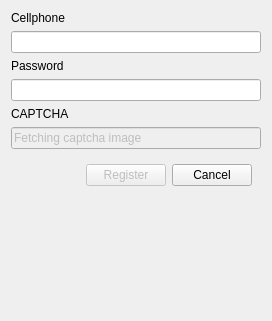
This is src/gui/dialogs/register.ui in marcbowes/mxitc as Qt 5 draws it before an edit. The edited form follows.
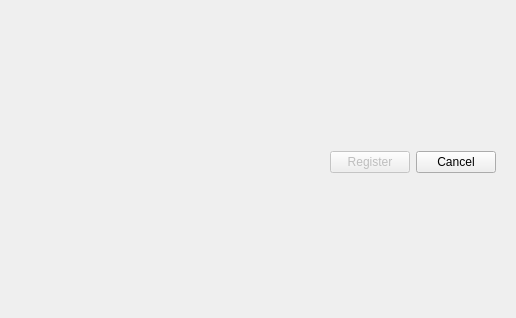
This is the edited form.

Commit message: login and registration widgets refactored and ready to hook up (login works fine, reg still to be tested)

```diff
--- a/src/gui/dialogs/register.ui
+++ b/src/gui/dialogs/register.ui
@@ -6,8 +6,8 @@
    <rect>
     <x>0</x>
     <y>0</y>
-    <width>272</width>
-    <height>321</height>
+    <width>516</width>
+    <height>318</height>
    </rect>
   </property>
   <property name="windowTitle">
@@ -15,54 +15,72 @@
   </property>
   <layout class="QVBoxLayout" name="verticalLayout_2">
    <item>
-    <widget class="QLabel" name="label">
-     <property name="text">
-      <string>Cellphone</string>
-     </property>
-    </widget>
-   </item>
+    <widget class="QWidget" name="widget_2" native="true">
+     <layout class="QHBoxLayout" name="horizontalLayout">
+      <property name="margin">
+       <number>0</number>
+      </property>
    <item>
-    <widget class="QLineEdit" name="cellphone">
-     <property name="toolTip">
-      <string>Your 10 digit cellphone number</string>
-     </property>
-    </widget>
-   </item>
-   <item>
-    <widget class="QLabel" name="label_2">
-     <property name="text">
-      <string>Password</string>
-     </property>
+       <widget class="QWidget" name="widget_3" native="true">
+        <layout class="QVBoxLayout" name="verticalLayout_4">
+         <property name="spacing">
+          <number>0</number>
+         </property>
+         <property name="margin">
+          <number>0</number>
+         </property>
+         <item>
+          <widget class="QWidget" name="loginHoldWidget" native="true">
+           <layout class="QVBoxLayout" name="verticalLayout_3"/>
     </widget>
    </item>
    <item>
-    <widget class="QLineEdit" name="password">
-     <property name="toolTip">
-      <string>The MXit password for your cellphone</string>
-     </property>
-     <property name="echoMode">
-      <enum>QLineEdit::Password</enum>
-     </property>
+          <spacer name="verticalSpacer_2">
+           <property name="orientation">
+            <enum>Qt::Vertical</enum>
+           </property>
+           <property name="sizeHint" stdset="0">
+            <size>
+             <width>20</width>
+             <height>40</height>
+            </size>
+           </property>
+          </spacer>
+         </item>
+        </layout>
     </widget>
    </item>
    <item>
-    <widget class="QLabel" name="captchaLabel">
-     <property name="text">
-      <string>CAPTCHA</string>
-     </property>
+       <widget class="QWidget" name="widget_4" native="true">
+        <layout class="QVBoxLayout" name="verticalLayout_5">
+         <property name="spacing">
+          <number>0</number>
+         </property>
+         <property name="margin">
+          <number>0</number>
+         </property>
+         <item>
+          <widget class="QWidget" name="profileSettingWidget" native="true">
+           <layout class="QVBoxLayout" name="verticalLayout"/>
     </widget>
    </item>
    <item>
-    <widget class="QLineEdit" name="captchaLineEdit">
-     <property name="enabled">
-      <bool>false</bool>
-     </property>
-     <property name="toolTip">
-      <string>Please enter the digits from the above image</string>
-     </property>
-     <property name="text">
-      <string>Fetching captcha image</string>
-     </property>
+          <spacer name="verticalSpacer_3">
+           <property name="orientation">
+            <enum>Qt::Vertical</enum>
+           </property>
+           <property name="sizeHint" stdset="0">
+            <size>
+             <width>20</width>
+             <height>40</height>
+            </size>
+           </property>
+          </spacer>
+         </item>
+        </layout>
+       </widget>
+      </item>
+     </layout>
     </widget>
    </item>
    <item>
```
Lines whose indentation alone changed are shown as unchanged. The commit also changes 19 other files.
